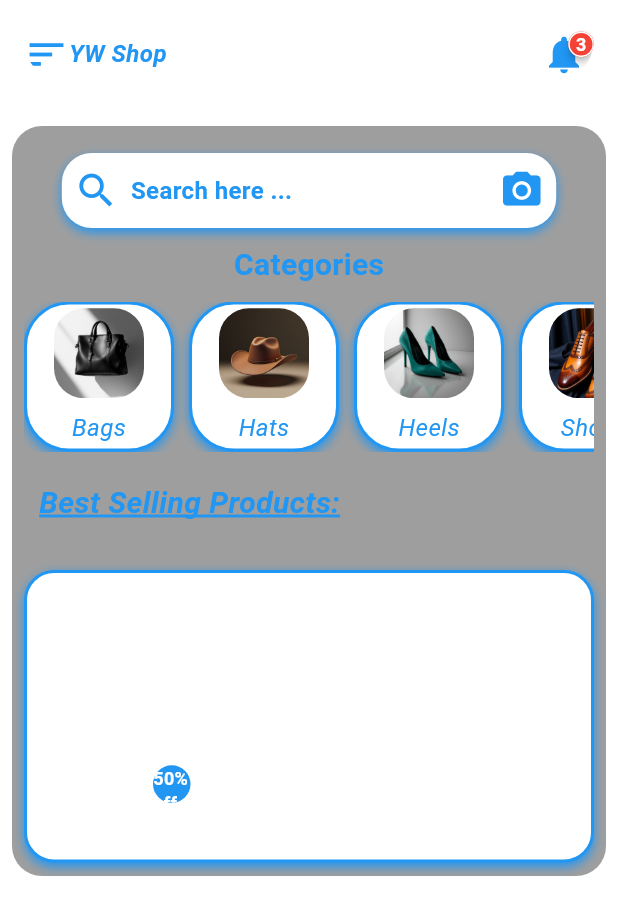
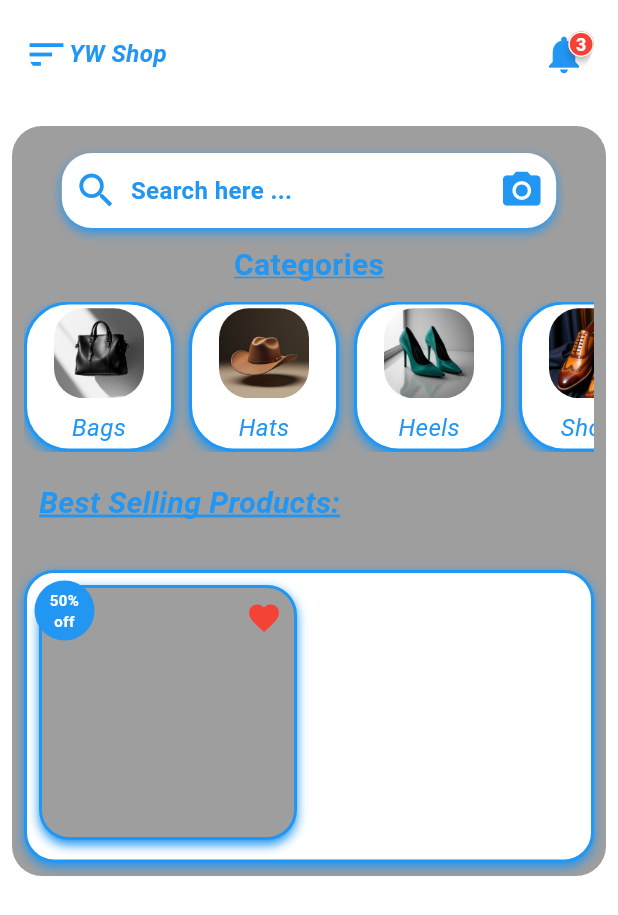
Before and after one commit to Yvonne-Wanja-1/Online-Shop-2, a Flutter app: the screen it shows after launch, on a phone screen of 412 x 824 dp. Shown: the top 915 px of the screen. Run offline on Flutter 3.47's test engine with Material 3 defaults, Android fonts, the phone set to English and light mode, and no system bars; drawn by our look-alikes of badges; Roboto replaces fonts that are missing (Arial).

Commit message:
Solved the issue

```diff
--- a/recap/lib/pages/homepage.dart
+++ b/recap/lib/pages/homepage.dart
@@ -159,7 +159,11 @@ class Homepage extends StatelessWidget {
                         const SizedBox(height: 10), // Added spacing after the search bar
                         const Text(
                           'Categories',
+
                           style: TextStyle(
+                            //underline:
+                            decoration: TextDecoration.underline,
+                            decorationColor: Colors.blue,
                             fontSize: 20,
                             fontWeight: FontWeight.bold,
                             color: Colors.blue,
--- a/recap/lib/widgets/itemswidget.dart
+++ b/recap/lib/widgets/itemswidget.dart
@@ -23,31 +23,67 @@ class Itemswidget extends StatelessWidget {
       clipBehavior: Clip.antiAlias,
       child: GridView.count(
         childAspectRatio: 0.68,
+        physics: const NeverScrollableScrollPhysics(),
         crossAxisCount: 2,
         children: [
-          Center( // Wrap the circular container in a Center widget
+          Stack(
+            children: [
+              Container(
+                height: 170, // Explicitly set the height of the grey container
+                margin: const EdgeInsets.all(8.0),
+                decoration: BoxDecoration(
+                  color: Colors.grey,
+                  borderRadius: BorderRadius.circular(20),
+                  border: Border.all(color: Colors.blue, width: 2),
+                  boxShadow: const [
+                    BoxShadow(
+                      color: Colors.blue,
+                      blurRadius: 5,
+                      offset: Offset(0, 3),
+                    ),
+                  ],
+                ),
+                child: Row(
+                  mainAxisAlignment: MainAxisAlignment.end,
+                  crossAxisAlignment: CrossAxisAlignment.start, // Align children to the top
+                 // mainAxisSize: MainAxisSize.min,
+                 // crossAxisAlignment: CrossAxisAlignment.end,
+                  children: [
+                  Spacer(),
+                    Padding(
+                      padding: const EdgeInsets.only(top: 8.0, right: 8.0), // Add padding from the top and right edges
+                      child: Icon(
+                        //position the icon to the right:
+                        Icons.favorite,
+                        color: Colors.red,
+                      ),
+                    ),
+                  ],
+                ),
+              ),
+              Positioned(
+                top: 5,
+                left: 5,
                 child: Container(
-               //position:
-              margin: const EdgeInsets.only(top: 5, left: 5),
-              width: 25, // Set the width of the circle
-              height: 25, // Set the height of the circle
+                  width: 40, // Set the width of the circle
+                  height: 40, // Set the height of the circle
                   alignment: Alignment.center,
-              decoration: BoxDecoration(
-
-
-
+                  decoration: const BoxDecoration(
                     color: Colors.blue,
-                shape: BoxShape.circle, // Make the container circular
+                    shape: BoxShape.circle,
                   ),
                   child: const Text(
-                '50% off',
+                    '50%\noff',
                     style: TextStyle(
-                  fontSize: 12,
+                      fontSize: 10,
                       color: Colors.white,
                       fontWeight: FontWeight.bold,
                     ),
+                    textAlign: TextAlign.center,
                   ),
                 ),
+              ),
+            ],
           ),
         ],
       ),
```
Lines whose indentation alone changed are shown as unchanged.
